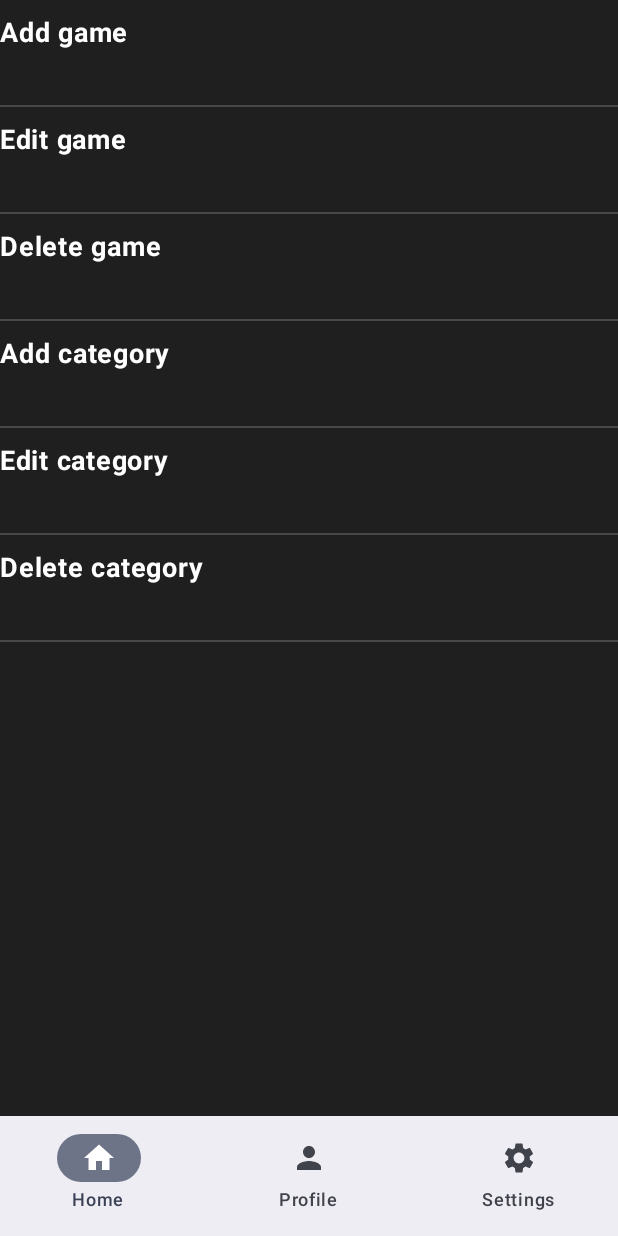
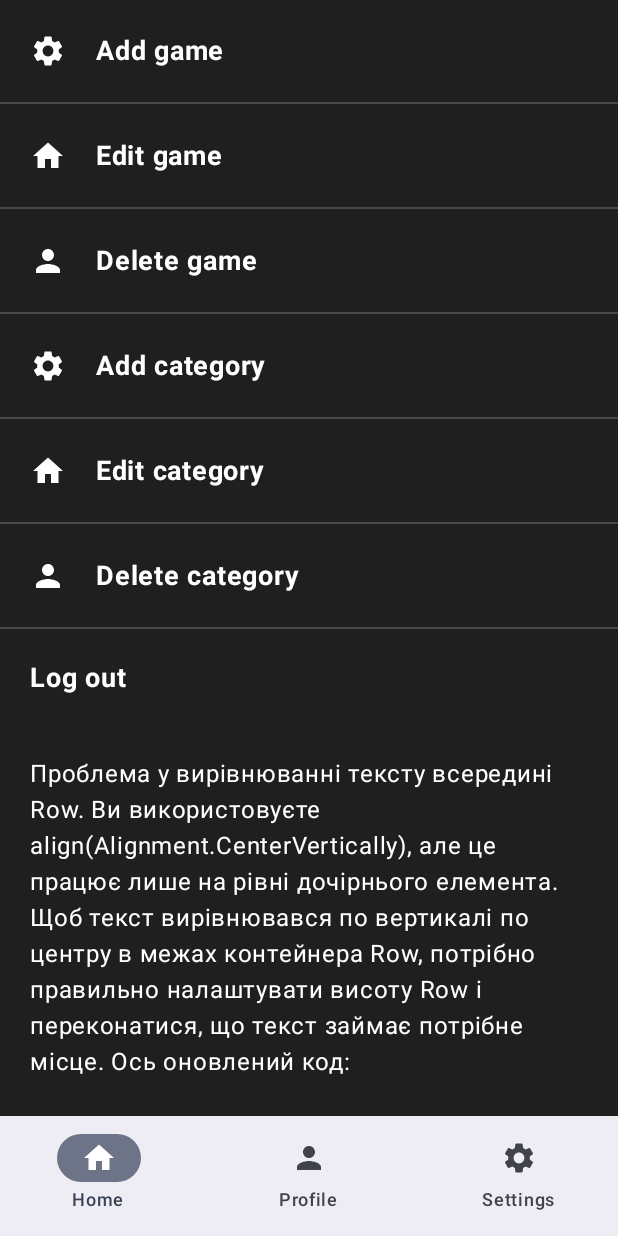
Before and after one commit to VladDev-git/Game-Store-App, an Android app built with Jetpack Compose: the AdminPanelScreenObject screen opened through its navigation route, on a phone screen of 412 x 824 dp. Run offline under Robolectric (Android 15) with nearby library versions, the phone set to English and light mode, and no system bars; our stand-ins replace Dagger/Hilt's generated code, Firebase (no records; nobody signed in at launch, a user with empty details on screens opened directly), accompanist.

Commit message:
Admin panell screen

```diff
--- a/app/src/main/java/com/example/bookstoreapp/ui_components/admin/admin_panel_screen/AdminPanelMenuItem.kt
+++ b/app/src/main/java/com/example/bookstoreapp/ui_components/admin/admin_panel_screen/AdminPanelMenuItem.kt
@@ -1,10 +1,67 @@
 package com.example.bookstoreapp.ui_components.admin.admin_panel_screen
 
+import androidx.compose.foundation.Image
+import androidx.compose.foundation.background
+import androidx.compose.foundation.clickable
+import androidx.compose.foundation.layout.Box
+import androidx.compose.foundation.layout.Column
+import androidx.compose.foundation.layout.Row
+import androidx.compose.foundation.layout.Spacer
+import androidx.compose.foundation.layout.fillMaxWidth
+import androidx.compose.foundation.layout.height
+import androidx.compose.foundation.layout.padding
+import androidx.compose.material3.Text
 import androidx.compose.runtime.Composable
+import androidx.compose.ui.Alignment
+import androidx.compose.ui.Modifier
+import androidx.compose.ui.graphics.Color
+import androidx.compose.ui.res.painterResource
+import androidx.compose.ui.text.font.FontWeight
+import androidx.compose.ui.unit.dp
+import androidx.compose.ui.unit.sp
+import com.example.bookstoreapp.ui.theme.LightGrey
 
 @Composable
 fun AdminPanelMenuItem(
-
+    item: Pair<String, String>,
+    onItemClick: () -> Unit
 ) {
-
+    Column(modifier = Modifier
+        .fillMaxWidth()
+        .height(70.dp)
+        .clickable {
+            onItemClick()
+        },
+    ) {
+        Spacer(modifier = Modifier.height(10.dp))
+        Row(
+            modifier = Modifier
+                .fillMaxWidth()
+                .height(48.dp),
+            verticalAlignment = Alignment.CenterVertically,
+        ) {
+            Image(
+                painter = painterResource(id = item.second.toInt()),
+                contentDescription = "icon",
+                modifier = Modifier.padding(start = 20.dp)
+            )
+            Text(
+                text = item.first,
+                color = Color.White,
+                fontSize = 18.sp,
+                fontWeight = FontWeight.Bold,
+                modifier = Modifier
+                    .fillMaxWidth()
+                    .align(Alignment.CenterVertically)
+                    .padding(start = 20.dp)
+            )
+        }
+        Spacer(modifier = Modifier.height(10.dp))
+        Box(
+            modifier = Modifier
+                .fillMaxWidth()
+                .height(1.dp)
+                .background(LightGrey)
+        )
+    }
 }
--- a/app/src/main/java/com/example/bookstoreapp/ui_components/admin/admin_panel_screen/AdminPanelScreen.kt
+++ b/app/src/main/java/com/example/bookstoreapp/ui_components/admin/admin_panel_screen/AdminPanelScreen.kt
@@ -3,17 +3,11 @@ package com.example.bookstoreapp.ui_components.admin.admin_panel_screen
 import android.annotation.SuppressLint
 import androidx.compose.foundation.background
 import androidx.compose.foundation.clickable
-import androidx.compose.foundation.layout.Arrangement
 import androidx.compose.foundation.layout.Box
 import androidx.compose.foundation.layout.Column
-import androidx.compose.foundation.layout.Row
-import androidx.compose.foundation.layout.Spacer
 import androidx.compose.foundation.layout.fillMaxSize
 import androidx.compose.foundation.layout.fillMaxWidth
-import androidx.compose.foundation.layout.height
 import androidx.compose.foundation.layout.padding
-import androidx.compose.foundation.layout.wrapContentHeight
-import androidx.compose.foundation.layout.wrapContentWidth
 import androidx.compose.foundation.lazy.LazyColumn
 import androidx.compose.foundation.lazy.items
 import androidx.compose.material3.DrawerValue
@@ -26,12 +20,11 @@ import androidx.compose.runtime.rememberCoroutineScope
 import androidx.compose.ui.Modifier
 import androidx.compose.ui.graphics.Color
 import androidx.compose.ui.text.font.FontWeight
-import androidx.compose.ui.text.style.TextAlign
 import androidx.compose.ui.unit.dp
 import androidx.compose.ui.unit.sp
+import com.example.bookstoreapp.R
 import com.example.bookstoreapp.ui.theme.DarkBlue
 import com.example.bookstoreapp.ui.theme.DarkGrey
-import com.example.bookstoreapp.ui.theme.LightGrey
 import com.example.bookstoreapp.ui_components.main_screen.DrawerBody
 import com.example.bookstoreapp.ui_components.main_screen.DrawerHeader
 import com.example.bookstoreapp.ui_components.main_screen.bottom_menu.BottomMenu
@@ -45,12 +38,12 @@ fun AdminPanelScreen(
     val drawerState = rememberDrawerState(DrawerValue.Closed)
     val coroutineScope = rememberCoroutineScope()
     val menuItemsList = listOf(
-        "Add game",
-        "Edit game",
-        "Delete game",
-        "Add category",
-        "Edit category",
-        "Delete category"
+        "Add game" to R.drawable.ic_settings.toString(),
+        "Edit game" to R.drawable.ic_home.toString(),
+        "Delete game" to R.drawable.ic_profil.toString(),
+        "Add category" to R.drawable.ic_settings.toString(),
+        "Edit category" to R.drawable.ic_home.toString(),
+        "Delete category" to R.drawable.ic_profil.toString(),
     )
 
     ModalNavigationDrawer(
@@ -89,40 +82,40 @@ fun AdminPanelScreen(
                         modifier = Modifier.fillMaxWidth()
                     ) {
                         items(menuItemsList) { item ->
-                            Column(modifier = Modifier
-                                .fillMaxWidth()
-                                .clickable {
+                            AdminPanelMenuItem(item) {
 
-                                },
-                                verticalArrangement = Arrangement.Center
-                            ) {
-                                Spacer(modifier = Modifier.height(10.dp))
-                                Row(
-
-                                ) {
+                            }
+                        }
+                        item {
                             Text(
-                                        text = item,
+                                text = "Log out",
                                 color = Color.White,
                                 fontSize = 18.sp,
                                 fontWeight = FontWeight.Bold,
                                 modifier = Modifier
                                     .fillMaxWidth()
-                                            .height(50.dp)
+                                    .clickable {
+
+                                    }
+                                    .padding(20.dp)
                             )
                         }
-                                Spacer(modifier = Modifier.height(10.dp))
-                                Box(
+                        item {
+                            Text(
+                                text = "Проблема у вирівнюванні тексту всередині Row. Ви використовуєте align(Alignment.CenterVertically)," +
+                                        " але це працює лише на рівні дочірнього елемента. Щоб текст вирівнювався по вертикалі по центру в " +
+                                        "межах контейнера Row, потрібно правильно налаштувати висоту Row і переконатися, що текст займає потрібне місце." +
+                                        " Ось оновлений код:",
+                                color = Color.White,
+                                fontSize = 16.sp,
                                 modifier = Modifier
                                     .fillMaxWidth()
-                                        .height(1.dp)
-                                        .background(LightGrey)
+                                    .padding(20.dp)
                             )
                         }
                     }
                 }
             }
         }
-
     }
 }
-}
```
Lines whose indentation alone changed are shown as unchanged.
